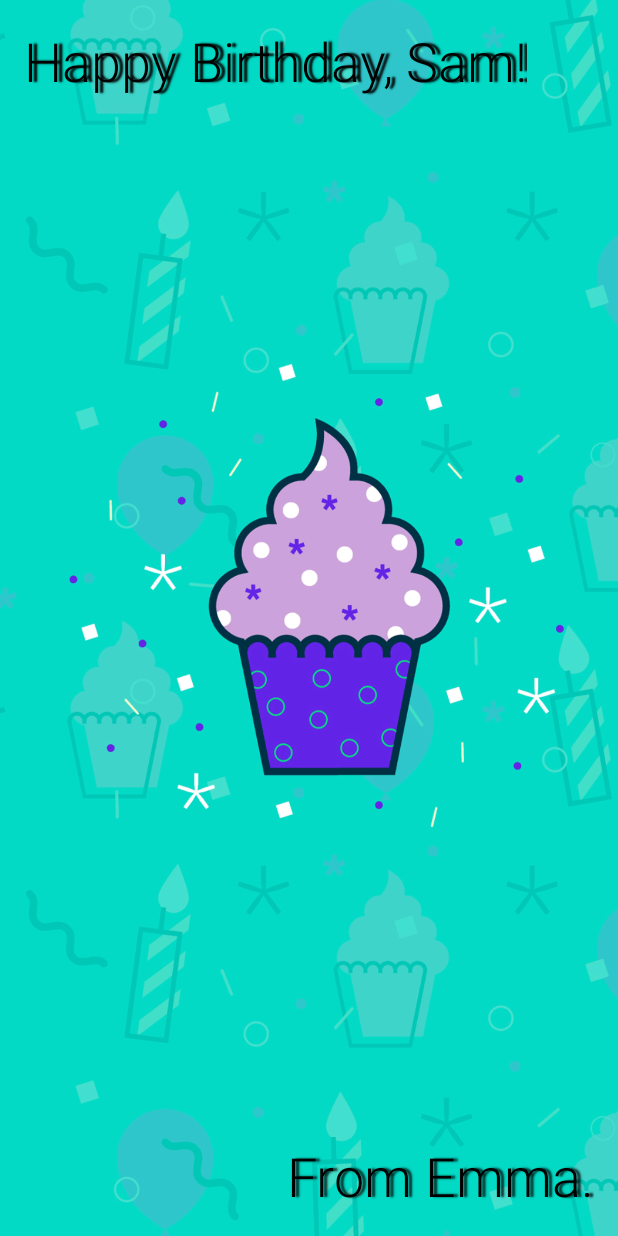
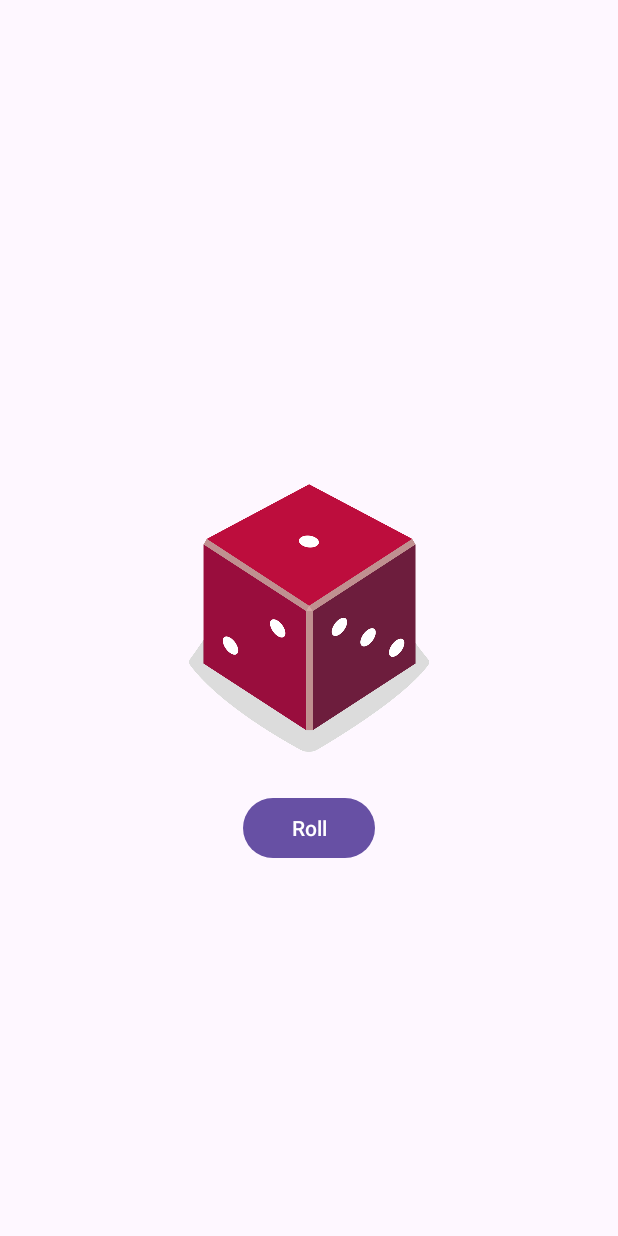
Before and after one commit to tolgaprm/AndroidDocumentsExamples, an Android app: the layout activity_main.xml on its own in the app's theme, with its tools: preview values and no code run, on a phone screen of 412 x 824 dp. Run offline under Robolectric (Android 15) with nearby library versions, the phone set to English and light mode, and no system bars.

Commit message:
Completed a basic dice roller app

```diff
--- a/app/src/main/res/layout/activity_main.xml
+++ b/app/src/main/res/layout/activity_main.xml
@@ -6,49 +6,24 @@
     android:layout_height="match_parent"
     tools:context=".MainActivity">
 
+    <Button
+        android:id="@+id/button"
+        android:layout_width="wrap_content"
+        android:layout_height="wrap_content"
+        android:text="@string/roll"
+        android:layout_marginTop="16dp"
+        app:layout_constraintEnd_toEndOf="parent"
+        app:layout_constraintStart_toStartOf="parent"
+        app:layout_constraintTop_toBottomOf="@+id/diceImage" />
+
     <ImageView
-        android:id="@+id/imageView"
-        android:layout_width="0dp"
-        android:layout_height="0dp"
-        android:scaleType="centerCrop"
-        android:importantForAccessibility="no"
+        android:id="@+id/diceImage"
+        android:layout_width="160dp"
+        android:layout_height="200dp"
         app:layout_constraintBottom_toBottomOf="parent"
         app:layout_constraintEnd_toEndOf="parent"
+        app:layout_constraintHorizontal_bias="0.5"
         app:layout_constraintStart_toStartOf="parent"
         app:layout_constraintTop_toTopOf="parent"
-        app:srcCompat="@drawable/androidparty" />
-
-    <TextView
-        android:id="@+id/textView2"
-        android:layout_width="wrap_content"
-        android:layout_height="wrap_content"
-        android:layout_marginEnd="16dp"
-        android:layout_marginBottom="16dp"
-        android:fontFamily="sans-serif-light"
-        android:shadowColor="#C9000000"
-        android:shadowDx="4"
-        android:shadowRadius="1"
-        android:text="@string/signature_text"
-        android:textColor="@android:color/black"
-        android:textSize="36sp"
-        app:layout_constraintBottom_toBottomOf="parent"
-        app:layout_constraintEnd_toEndOf="parent" />
-
-    <TextView
-        android:layout_width="wrap_content"
-        android:layout_height="wrap_content"
-        android:layout_marginStart="16dp"
-        android:layout_marginTop="16dp"
-        android:fontFamily="sans-serif-light"
-        android:shadowColor="#000000"
-        android:shadowDx="5"
-        android:shadowDy="0"
-        android:shadowRadius="1"
-        android:text="@string/happy_birthday_text"
-        android:textColor="@android:color/black"
-        android:textSize="36sp"
-        app:layout_constraintStart_toStartOf="parent"
-        app:layout_constraintTop_toTopOf="parent" />
-
-
+        tools:srcCompat="@drawable/dice_1" />
 </androidx.constraintlayout.widget.ConstraintLayout>
--- a/app/src/main/res/values/strings.xml
+++ b/app/src/main/res/values/strings.xml
@@ -4,4 +4,5 @@
     <string name="light_theme">Light Theme</string>
     <string name="happy_birthday_text">Happy Birthday, Sam!</string>
     <string name="signature_text">From Emma.</string>
+    <string name="roll">Roll</string>
 </resources>
```
Also changed, not shown: app/src/main/java/com/prmto/inviodocuments/Dice.kt (added, +8 -0 lines), app/src/main/java/com/prmto/inviodocuments/MainActivity.kt (+15 -9 lines), app/src/main/res/drawable/dice_1.png (added), app/src/main/res/drawable/dice_2.png (added), app/src/main/res/drawable/dice_3.png (added), app/src/main/res/drawable/dice_4.png (added), app/src/main/res/drawable/dice_5.png (added), app/src/main/res/drawable/dice_6.png (added), 1 other file.
